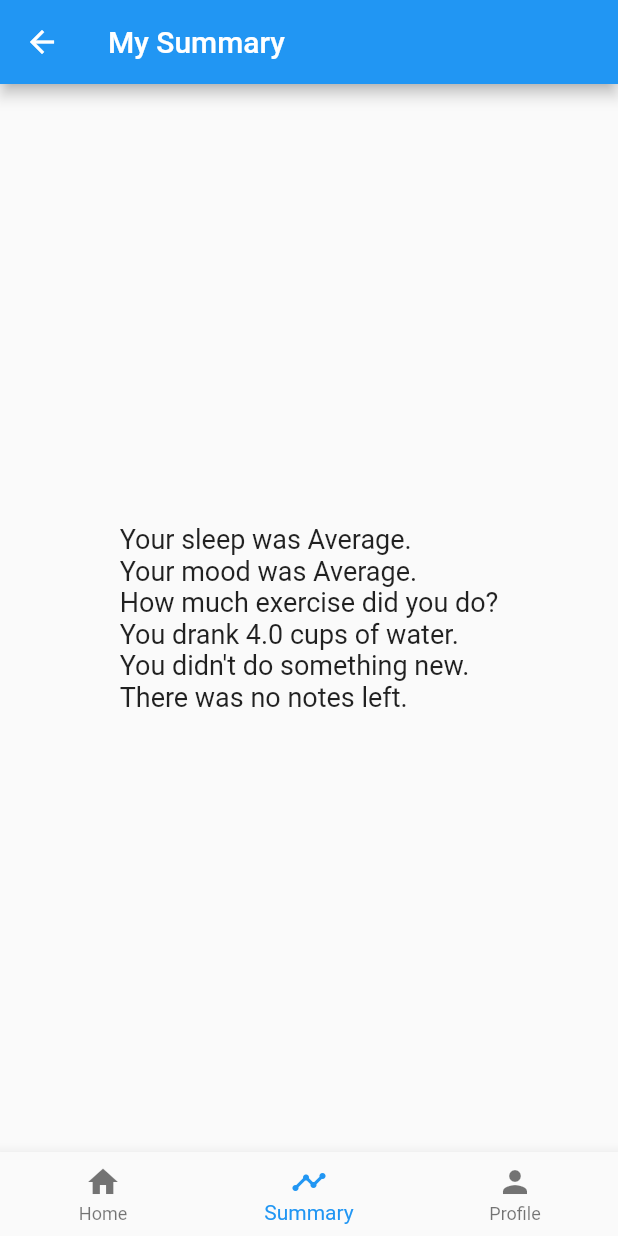
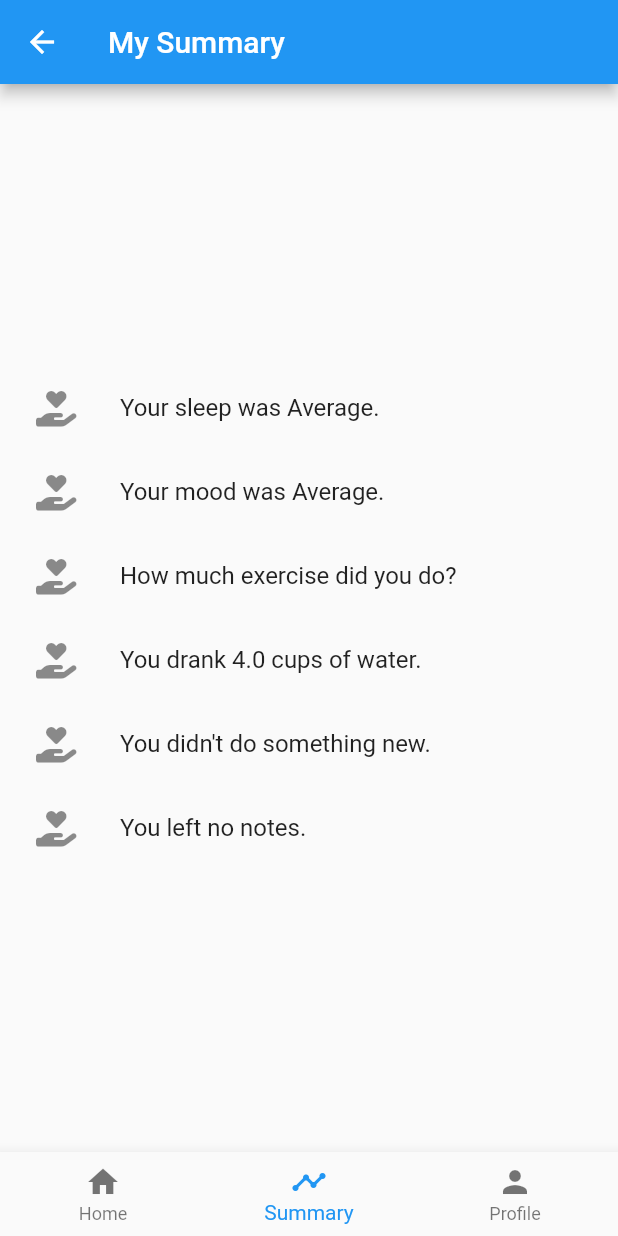
Before and after one commit to songyang-dev/vanier-mobile-second-assignment, a Flutter app: the SummaryScreen screen opened by its route, on a phone screen of 412 x 824 dp. Run offline on Flutter 3.47's test engine with Material 2 defaults, Android fonts, the phone set to English and light mode, and no system bars; our stand-ins replace firebase_auth, firebase_core, font_awesome_flutter; accounts and stored records are empty; generated files the repository leaves out were written again.

Commit message:
Add summary decorations

```diff
--- a/lib/summary/summary.dart
+++ b/lib/summary/summary.dart
@@ -1,4 +1,5 @@
 import 'package:flutter/material.dart';
+import 'package:font_awesome_flutter/font_awesome_flutter.dart';
 import 'package:provider/provider.dart';
 
 import '../services/daily.dart';
@@ -6,6 +7,17 @@ import '../shared/shared.dart';
 
 class SummaryScreen extends StatelessWidget {
   const SummaryScreen({super.key});
+
+  String _didSomethingNew(BuildContext context) {
+    var answers = Provider.of<DailyQuestions>(context);
+    if (answers.didSomethingNew == true) {
+      return "You did something new!";
+    } else if (answers.didSomethingNew == false) {
+      return "You didn't do something new.";
+    } else {
+      return "Did you do something new?";
+    }
+  }
 
   @override
   Widget build(BuildContext context) {
@@ -20,37 +32,29 @@ class SummaryScreen extends StatelessWidget {
         padding: const EdgeInsets.all(8.0),
         child: Center(
           child: Column(
-            crossAxisAlignment: CrossAxisAlignment.start,
             mainAxisAlignment: MainAxisAlignment.center,
             children: [
-              if (answers.sleep != null)
-                Text("Your sleep was ${answers.sleep!.toReadableString()}.")
-              else
-                const Text("Your sleep is unknown."),
-              if (answers.mood != null)
-                Text("Your mood was ${answers.mood!.toReadableString()}.")
-              else
-                const Text("Your mood is unknown."),
-              if (answers.exercise != null)
-                Text(
-                    "You did ${answers.exercise!.toReadableString()} exercises.")
-              else
-                const Text("How much exercise did you do?"),
-              if (answers.waterCups != null)
-                Text(
-                    "You drank ${answers.waterCups?.toStringAsPrecision(2)} cups of water.")
-              else
-                const Text("Did you drink any water today?"),
-              if (answers.didSomethingNew == true)
-                const Text("You did something new!")
-              else if (answers.didSomethingNew == false)
-                const Text("You didn't do something new.")
-              else
-                const Text("Did you do something new?"),
-              if (answers.notes != null)
-                Text("You noted down: ${answers.notes}")
-              else
-                const Text("There was no notes left."),
+              CareListTile(
+                  text: answers.sleep != null
+                      ? "Your sleep was ${answers.sleep!.toReadableString()}."
+                      : "Your sleep is unknown."),
+              CareListTile(
+                  text: answers.mood != null
+                      ? "Your mood was ${answers.mood!.toReadableString()}."
+                      : "Your mood is unknown."),
+              CareListTile(
+                  text: answers.exercise != null
+                      ? "You did ${answers.exercise!.toReadableString()} exercises."
+                      : "How much exercise did you do?"),
+              CareListTile(
+                  text: answers.waterCups != null
+                      ? "You drank ${answers.waterCups?.toStringAsPrecision(2)} cups of water."
+                      : "Did you drink any water today?"),
+              CareListTile(text: _didSomethingNew(context)),
+              CareListTile(
+                  text: answers.notes != null
+                      ? "You noted down: ${answers.notes}"
+                      : "You left no notes."),
             ],
           ),
         ),
@@ -58,3 +62,20 @@ class SummaryScreen extends StatelessWidget {
     );
   }
 }
+
+class CareListTile extends StatelessWidget {
+  const CareListTile({
+    super.key,
+    required this.text,
+  });
+
+  final String text;
+
+  @override
+  Widget build(BuildContext context) {
+    return ListTile(
+      leading: const Icon(FontAwesomeIcons.handHoldingHeart),
+      title: Text(text),
+    );
+  }
+}
```
